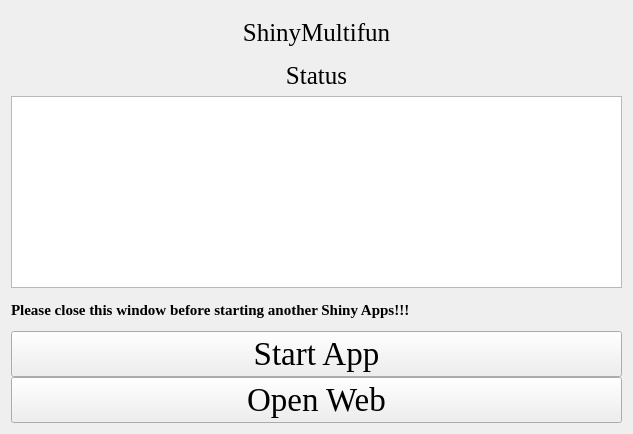
hzaurzli/MicroWorldOmics, file ShinyMultifun.ui: the form before one commit.
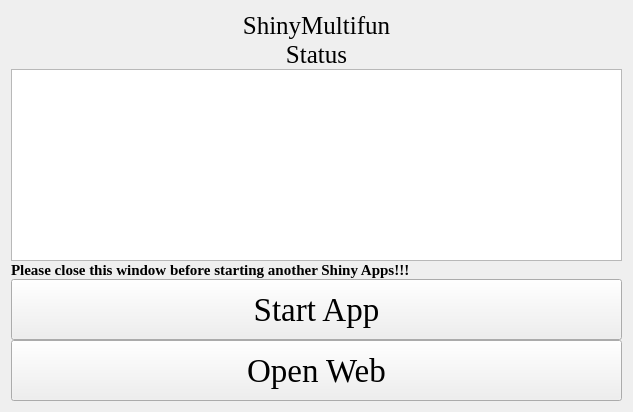
The form after the commit. Icons and pictures are not drawn.

Patch:
```diff
--- a/ShinyMultifun.ui
+++ b/ShinyMultifun.ui
@@ -7,7 +7,7 @@
     <x>0</x>
     <y>0</y>
     <width>633</width>
-    <height>434</height>
+    <height>412</height>
    </rect>
   </property>
   <property name="windowTitle">
@@ -27,6 +27,12 @@
      </property>
      <item row="0" column="0" colspan="3">
       <widget class="QLabel" name="label">
+       <property name="sizePolicy">
+        <sizepolicy hsizetype="Preferred" vsizetype="Fixed">
+         <horstretch>0</horstretch>
+         <verstretch>0</verstretch>
+        </sizepolicy>
+       </property>
        <property name="font">
         <font>
          <family>Times New Roman</family>
@@ -43,6 +49,12 @@
      </item>
      <item row="3" column="0" colspan="3">
       <widget class="QLabel" name="label_4">
+       <property name="sizePolicy">
+        <sizepolicy hsizetype="Preferred" vsizetype="Fixed">
+         <horstretch>0</horstretch>
+         <verstretch>0</verstretch>
+        </sizepolicy>
+       </property>
        <property name="font">
         <font>
          <family>Times New Roman</family>
@@ -66,6 +78,12 @@
      </item>
      <item row="7" column="0" colspan="3">
       <widget class="QLabel" name="label_3">
+       <property name="sizePolicy">
+        <sizepolicy hsizetype="Preferred" vsizetype="Fixed">
+         <horstretch>0</horstretch>
+         <verstretch>0</verstretch>
+        </sizepolicy>
+       </property>
        <property name="font">
         <font>
          <family>Times New Roman</family>
@@ -81,6 +99,12 @@
      </item>
      <item row="8" column="0" colspan="3">
       <widget class="QPushButton" name="pushButton">
+       <property name="sizePolicy">
+        <sizepolicy hsizetype="Preferred" vsizetype="Preferred">
+         <horstretch>0</horstretch>
+         <verstretch>0</verstretch>
+        </sizepolicy>
+       </property>
        <property name="font">
         <font>
          <family>Times New Roman</family>
@@ -94,6 +118,12 @@
      </item>
      <item row="9" column="0" colspan="3">
       <widget class="QPushButton" name="pushButton_2">
+       <property name="sizePolicy">
+        <sizepolicy hsizetype="Preferred" vsizetype="Preferred">
+         <horstretch>0</horstretch>
+         <verstretch>0</verstretch>
+        </sizepolicy>
+       </property>
        <property name="font">
         <font>
          <family>Times New Roman</family>
```
